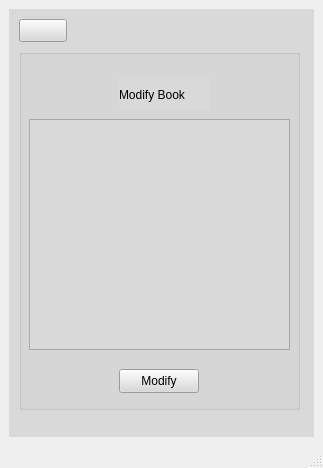
First picture: the form in Library-system-2/mainwindow.ui, repository bern023/Library-system, before the edit.
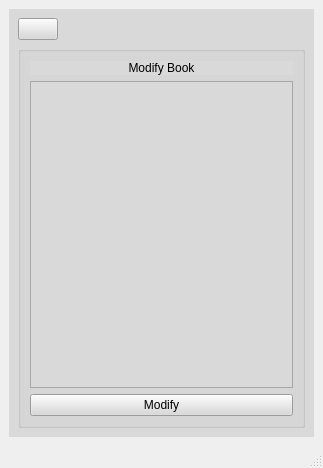
Second picture: the form after the edit. The open tabs and pages were chosen to show the change. Icons and pictures are not drawn.

```diff
--- a/Library-system-2/mainwindow.ui
+++ b/Library-system-2/mainwindow.ui
@@ -19,7 +19,7 @@
    <string>MainWindow</string>
   </property>
   <widget class="QWidget" name="centralwidget">
-   <layout class="QVBoxLayout" name="verticalLayout_19">
+   <layout class="QHBoxLayout" name="horizontalLayout_9">
     <item>
      <widget class="QStackedWidget" name="stackedWidget">
       <property name="font">
@@ -1599,72 +1599,68 @@
        </widget>
       </widget>
       <widget class="QWidget" name="page_11">
-       <widget class="QGroupBox" name="groupBox_11">
-        <property name="geometry">
-         <rect>
-          <x>10</x>
-          <y>40</y>
-          <width>281</width>
-          <height>361</height>
-         </rect>
-        </property>
-        <property name="title">
-         <string/>
-        </property>
-        <widget class="QLabel" name="label_24">
-         <property name="geometry">
-          <rect>
-           <x>100</x>
-           <y>30</y>
-           <width>91</width>
-           <height>31</height>
-          </rect>
-         </property>
-         <property name="text">
-          <string>Modify Book</string>
-         </property>
-        </widget>
-        <widget class="QPlainTextEdit" name="plainTextEdit_bookVector">
-         <property name="geometry">
-          <rect>
-           <x>10</x>
-           <y>70</y>
-           <width>261</width>
-           <height>231</height>
-          </rect>
-         </property>
-        </widget>
-        <widget class="QPushButton" name="pushButton_bookmod">
-         <property name="geometry">
-          <rect>
-           <x>100</x>
-           <y>320</y>
-           <width>80</width>
-           <height>24</height>
-          </rect>
-         </property>
-         <property name="text">
-          <string>Modify</string>
-         </property>
-        </widget>
-       </widget>
-       <widget class="QPushButton" name="pushButton_bckaddmodbook">
-        <property name="geometry">
-         <rect>
-          <x>10</x>
-          <y>10</y>
-          <width>48</width>
-          <height>23</height>
-         </rect>
-        </property>
-        <property name="styleSheet">
-         <string notr="true">image: url(:/new/icons/icons/10261335_back_player_multimedia_icon.png);
+       <layout class="QVBoxLayout" name="verticalLayout_19">
+        <item>
+         <layout class="QHBoxLayout" name="horizontalLayout_8">
+          <item>
+           <widget class="QPushButton" name="pushButton_bckaddmodbook">
+            <property name="styleSheet">
+             <string notr="true">image: url(:/new/icons/icons/10261335_back_player_multimedia_icon.png);
 background-color: rgb(217, 217, 217);</string>
-        </property>
-        <property name="text">
-         <string/>
-        </property>
-       </widget>
+            </property>
+            <property name="text">
+             <string/>
+            </property>
+           </widget>
+          </item>
+          <item>
+           <spacer name="horizontalSpacer_8">
+            <property name="orientation">
+             <enum>Qt::Horizontal</enum>
+            </property>
+            <property name="sizeHint" stdset="0">
+             <size>
+              <width>40</width>
+              <height>20</height>
+             </size>
+            </property>
+           </spacer>
+          </item>
+         </layout>
+        </item>
+        <item>
+         <widget class="QGroupBox" name="groupBox_11">
+          <property name="title">
+           <string/>
+          </property>
+          <layout class="QVBoxLayout" name="verticalLayout_23">
+           <item>
+            <widget class="QLabel" name="label_24">
+             <property name="layoutDirection">
+              <enum>Qt::LeftToRight</enum>
+             </property>
+             <property name="text">
+              <string>Modify Book</string>
+             </property>
+             <property name="alignment">
+              <set>Qt::AlignCenter</set>
+             </property>
+            </widget>
+           </item>
+           <item>
+            <widget class="QPlainTextEdit" name="plainTextEdit_bookVector"/>
+           </item>
+           <item>
+            <widget class="QPushButton" name="pushButton_bookmod">
+             <property name="text">
+              <string>Modify</string>
+             </property>
+            </widget>
+           </item>
+          </layout>
+         </widget>
+        </item>
+       </layout>
       </widget>
       <widget class="QWidget" name="page_12">
        <widget class="QGroupBox" name="groupBox_12">
```
Left out of the diff: 81 changed lines with no effect on the pictures.
